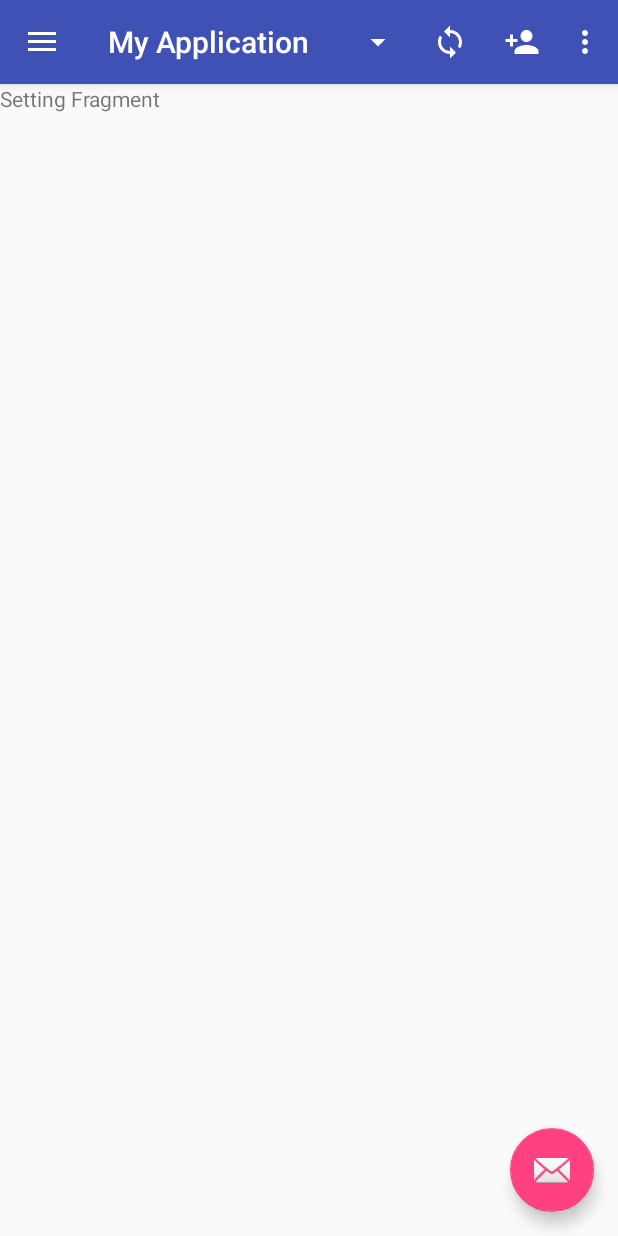
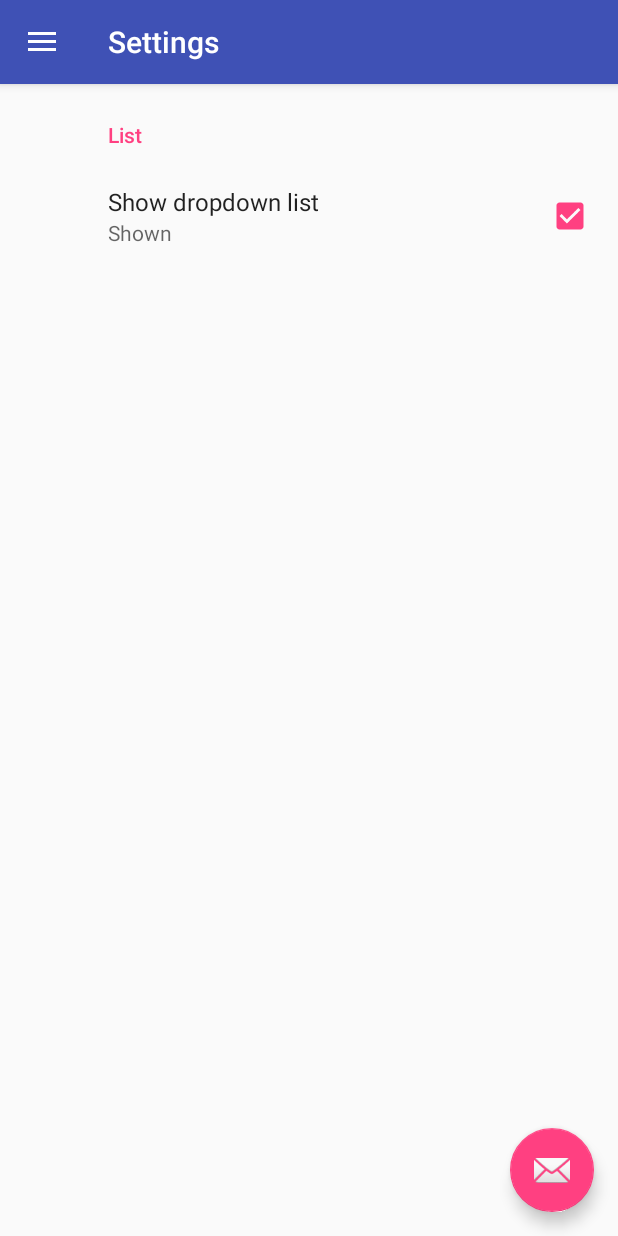
Before and after one commit to clebastard/todolist, an Android app: the screen it shows after launch (MainActivity), in the side drawer, after a tap on "Settings", on a phone screen of 412 x 824 dp. Run offline under Robolectric (Android 15) with nearby library versions, the phone set to English and light mode, and no system bars; our stand-ins replace androidx.preference; libraries missing offline, so code that uses them is left out: io.github.luizgrp.sectionedrecyclerviewadapter; 4 statements that could not run were skipped.

Commit message:
Added a setting screen

```diff
--- a/app/src/main/java/com/example/myapplication/ListFragment.java
+++ b/app/src/main/java/com/example/myapplication/ListFragment.java
@@ -2,20 +2,31 @@ package com.example.myapplication;
 
 import android.content.Context;
 import android.content.Intent;
+import android.content.SharedPreferences;
+import android.graphics.Color;
 import android.os.Bundle;
 import android.support.v4.app.Fragment;
+import android.support.v7.preference.PreferenceManager;
 import android.support.v7.widget.LinearLayoutManager;
 import android.support.v7.widget.RecyclerView;
 import android.view.LayoutInflater;
+import android.view.Menu;
+import android.view.MenuInflater;
 import android.view.MenuItem;
 import android.view.View;
 import android.view.ViewGroup;
+import android.widget.AdapterView;
+import android.widget.ArrayAdapter;
+import android.widget.Spinner;
+import android.widget.Toast;
 
 import java.util.ArrayList;
 import java.util.Arrays;
 import java.util.List;
 
 import io.github.luizgrp.sectionedrecyclerviewadapter.SectionedRecyclerViewAdapter;
+
+import static com.example.myapplication.utils.Utility.setTintDrawable;
 
 /**
  * A simple {@link Fragment} subclass.
@@ -24,8 +35,13 @@ public class ListFragment extends Fragment {
     public static SectionedRecyclerViewAdapter sectionAdapter;
     private RecyclerView sectionHeader;
 
-    public ListFragment() {
-        // Required empty public constructor
+    /*
+    * Indicate this fragment has menu
+    */
+    @Override
+    public void onCreate(Bundle savedInstanceState) {
+        super.onCreate(savedInstanceState);
+        setHasOptionsMenu(true);
     }
 
     @Override
@@ -35,6 +51,7 @@ public class ListFragment extends Fragment {
         // Inflate the layout for this fragment
         final View layout = inflater.inflate(R.layout.fragment_list, container, false);
 
+        getActivity().setTitle(R.string.List);
         sectionAdapter = new SectionedRecyclerViewAdapter();
         List<String> tasks = Arrays.asList((getResources().getStringArray(R.array.tasks)));
         sectionHeader = (RecyclerView) layout.findViewById(R.id.recycler_view);
@@ -52,6 +69,53 @@ public class ListFragment extends Fragment {
         return layout;
     }
 
+    @Override
+    public void onCreateOptionsMenu(Menu menu, MenuInflater inflater) {
+        // Inflate the menu; this adds items to the action bar if it is present.
+        inflater.inflate(R.menu.main, menu);
+
+        SharedPreferences sharedPreferences = PreferenceManager.getDefaultSharedPreferences(getActivity());
+        Boolean spinnerOn = sharedPreferences.getBoolean(getString(R.string.pref_show_dropdown_key), getResources().getBoolean(R.bool.pref_show_dropdown_default));
+        //Toast.makeText(getContext(), "Spiner is " + spinnerOn, Toast.LENGTH_SHORT).show();
+
+        MenuItem item = menu.findItem(R.id.spinner);
+
+        final Spinner spinner = (Spinner) item.getActionView();
+        item.setVisible(spinnerOn);
+
+        MenuItem sync = menu.findItem(R.id.sync);
+        MenuItem shareusers = menu.findItem(R.id.shareusers);
+        setTintDrawable(sync.getIcon(), Color.WHITE);
+        setTintDrawable(shareusers.getIcon(), Color.WHITE);
+
+        if (spinnerOn) {
+            ArrayAdapter<CharSequence> adapter = ArrayAdapter.createFromResource(getContext(),
+                    R.array.spinner_list_item_array, R.layout.spinner_item);
+            adapter.setDropDownViewResource(android.R.layout.simple_spinner_dropdown_item);
+            spinner.setAdapter(adapter);
+
+            spinner.setOnItemSelectedListener(new AdapterView.OnItemSelectedListener() {
+
+                @Override
+                public void onItemSelected(AdapterView<?> adapterView, View view, int pos, long id) {
+                    int width = 0;
+                    String text = adapterView.getItemAtPosition(pos).toString();
+                    //if (text.length() > 60) width = 60;
+                    ViewGroup.LayoutParams spinnerLayoutParams = spinner.getLayoutParams();
+                    //spinnerLayoutParams.width -= 1;
+                    spinnerLayoutParams.width = 80;
+                    spinner.setLayoutParams(spinnerLayoutParams);
+                }
+
+                @Override
+                public void onNothingSelected(AdapterView<?> adapterView) {
+                }
+            });
+        }
+
+        super.onCreateOptionsMenu(menu, inflater);
+    }
+
     private List<String> getDataTasks(int i){
 
         List<String> data = new ArrayList<>();
--- a/app/src/main/java/com/example/myapplication/MainActivity.java
+++ b/app/src/main/java/com/example/myapplication/MainActivity.java
@@ -75,7 +75,7 @@ public class MainActivity extends AppCompatActivity
     @Override
     public boolean onCreateOptionsMenu(Menu menu) {
         // Inflate the menu; this adds items to the action bar if it is present.
-        getMenuInflater().inflate(R.menu.main, menu);
+        /*getMenuInflater().inflate(R.menu.main, menu);
 
         MenuItem item = menu.findItem(R.id.spinner);
         final Spinner spinner = (Spinner) item.getActionView();
@@ -105,7 +105,7 @@ public class MainActivity extends AppCompatActivity
 
             @Override
             public void onNothingSelected(AdapterView<?> adapterView) {}
-        });
+        });*/
         return true;
     }
 
--- a/app/src/main/java/com/example/myapplication/SettingsFragment.java
+++ b/app/src/main/java/com/example/myapplication/SettingsFragment.java
@@ -1,8 +1,11 @@
 package com.example.myapplication;
 
 
+import android.content.SharedPreferences;
 import android.os.Bundle;
 import android.support.v4.app.Fragment;
+import android.support.v7.preference.Preference;
+import android.support.v7.preference.PreferenceFragmentCompat;
 import android.view.LayoutInflater;
 import android.view.View;
 import android.view.ViewGroup;
@@ -10,19 +13,52 @@ import android.view.ViewGroup;
 /**
  * A simple {@link Fragment} subclass.
  */
-public class SettingsFragment extends Fragment {
+public class SettingsFragment extends PreferenceFragmentCompat implements
+        SharedPreferences.OnSharedPreferenceChangeListener, Preference.OnPreferenceChangeListener{
 
-
-    public SettingsFragment() {
-        // Required empty public constructor
+    @Override
+    public void onCreatePreferences(Bundle savedInstanceState, String rootKey) {
+        addPreferencesFromResource(R.xml.app_preferences);
     }
 
+    /*
+    * Set the title of the fragment
+    */
+    public void onViewCreated(View view, Bundle savedInstanceState) {
+        super.onViewCreated(view, savedInstanceState);
+        setHasOptionsMenu(true);
+        getActivity().setTitle(R.string.Settings);
+    }
+
+    /*
+     * Hide the floating button and register the preference listener
+     */
+    @Override
+    public void onCreate(Bundle savedInstanceState) {
+        super.onCreate(savedInstanceState);
+        //FloatingActionButton fab = getActivity().findViewById(R.id.fab);
+        //fab.hide();
+        getPreferenceScreen().getSharedPreferences()
+                .registerOnSharedPreferenceChangeListener(this);
+    }
+
+    /*
+     * Unregister the preference listener
+     */
+    @Override
+    public void onDestroy() {
+        super.onDestroy();
+        getPreferenceScreen().getSharedPreferences()
+                .unregisterOnSharedPreferenceChangeListener(this);
+    }
 
     @Override
-    public View onCreateView(LayoutInflater inflater, ViewGroup container,
-                             Bundle savedInstanceState) {
-        // Inflate the layout for this fragment
-        return inflater.inflate(R.layout.fragment_settings, container, false);
+    public void onSharedPreferenceChanged(SharedPreferences sharedPreferences, String s) {
+
     }
 
+    @Override
+    public boolean onPreferenceChange(Preference preference, Object newValue) {
+        return false;
+    }
 }
--- a/app/src/main/res/values/strings.xml
+++ b/app/src/main/res/values/strings.xml
@@ -43,6 +43,8 @@
     <!-- Title -->
     <string name="AddList">Add List</string>
     <string name="EditList">Edit List</string>
+    <string name="Settings">Settings</string>
+    <string name="List">List</string>
 
     <!-- Dropdown preference -->
     <string name="pref_list_label" translatable="false">List</string>
--- a/app/src/main/res/values/styles.xml
+++ b/app/src/main/res/values/styles.xml
@@ -7,6 +7,8 @@
         <item name="colorPrimaryDark">@color/colorPrimaryDark</item>
         <item name="colorAccent">@color/colorAccent</item>
         <item name="android:spinnerDropDownItemStyle">@style/mySpinnerItemStyle</item>
+        <!-- Add a theme for the preferences -->
+        <item name="preferenceTheme">@style/PreferenceThemeOverlay</item>
     </style>
 
     <style name="AppTheme.NoActionBar">
```
